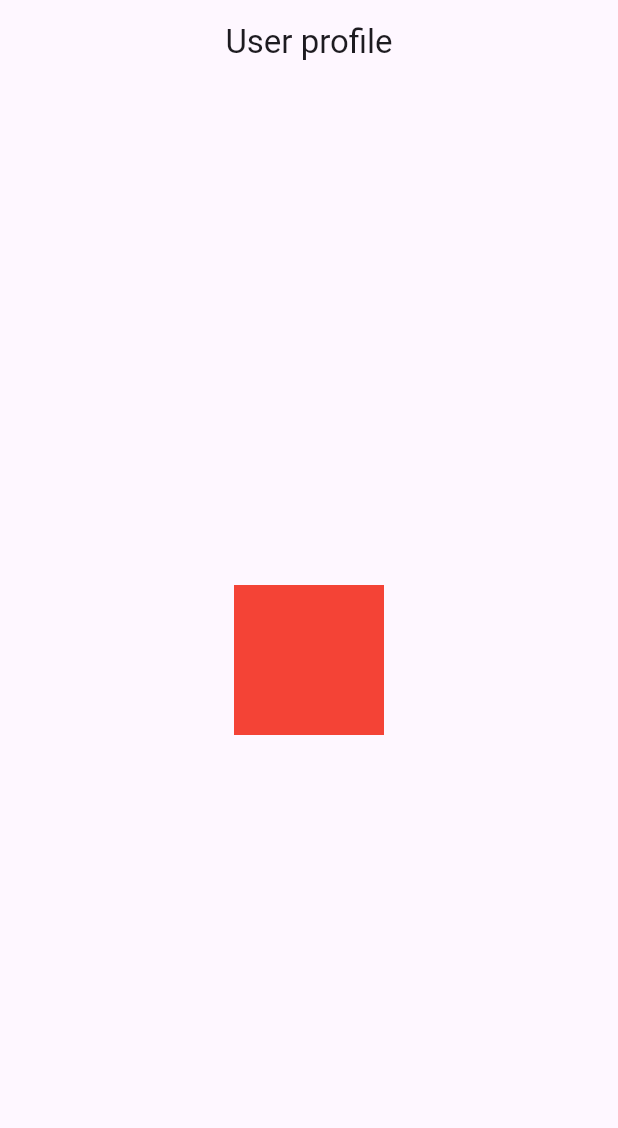
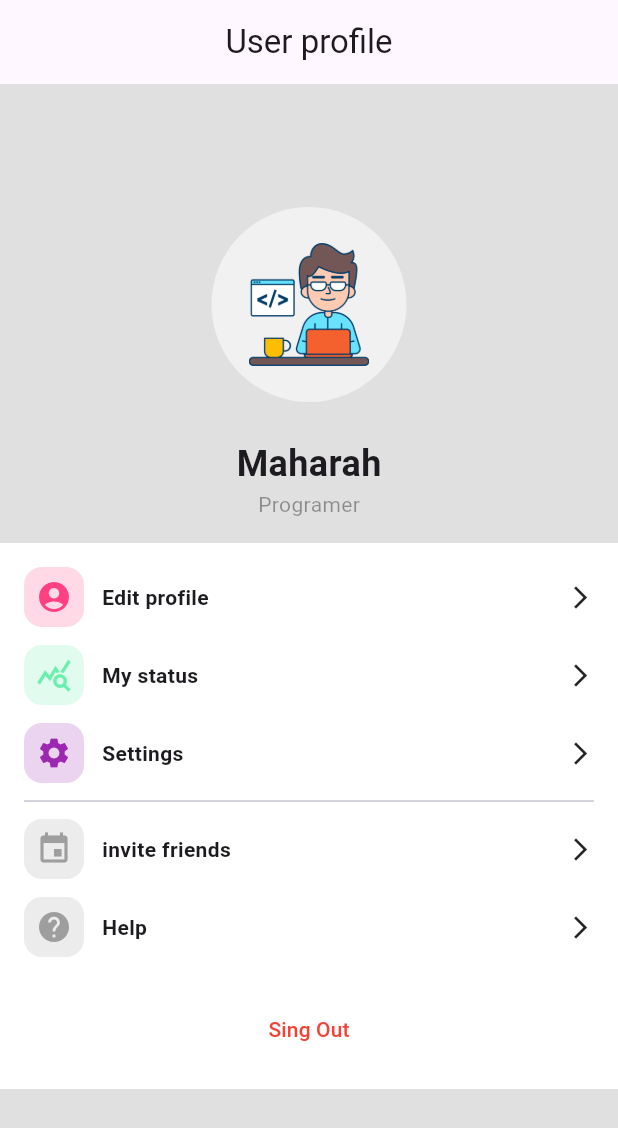
Before and after one commit to Maharah-Tripoli-01/mahara_mobile_project_1, a Flutter app: the screen it shows after launch, on a phone screen of 412 x 824 dp. Shown: the top 1128 px of the screen. Run offline on Flutter 3.47's test engine with Material 3 defaults, Android fonts, the phone set to English and light mode, and no system bars.

Commit message:
first commit

```diff
--- a/lib/main.dart
+++ b/lib/main.dart
@@ -4,6 +4,7 @@ import 'package:maharah_project/user_profile/user_profile_screen.dart';
 void main() {
   runApp(
     const MaterialApp(
+      debugShowCheckedModeBanner: false,
       home: UserProfileScreen(),
     ),
   );
--- a/lib/user_profile/user_profile_bottom_section.dart
+++ b/lib/user_profile/user_profile_bottom_section.dart
@@ -0,0 +1,72 @@
+import 'package:flutter/material.dart';
+import 'package:maharah_project/widgets/option_tile.dart';
+
+class UserProfileBottomSection extends StatelessWidget {
+  const UserProfileBottomSection({super.key});
+
+  @override
+  Widget build(BuildContext context) {
+    return Container(
+      padding: const EdgeInsets.all(16),
+      color: Colors.white,
+      child: Column(
+        children: [
+          OptionTile(
+            icon: Icons.account_circle,
+            name: "Edit profile",
+            backgroundColorIcon: Colors.pinkAccent.withOpacity(0.2),
+            colorIcon: Colors.pinkAccent,
+          ),
+          const SizedBox(
+            height: 12,
+          ),
+          OptionTile(
+            icon: Icons.query_stats,
+            name: "My status",
+            backgroundColorIcon: Colors.greenAccent.withOpacity(0.2),
+            colorIcon: Colors.greenAccent,
+          ),
+          const SizedBox(
+            height: 12,
+          ),
+          OptionTile(
+            icon: Icons.settings,
+            name: "Settings",
+            backgroundColorIcon: Colors.purple.withOpacity(0.2),
+            colorIcon: Colors.purple,
+          ),
+          const Divider(
+            height: 24,
+          ),
+          OptionTile(
+            icon: Icons.insert_invitation,
+            name: "invite friends",
+            backgroundColorIcon: Colors.grey.withOpacity(0.2),
+            colorIcon: Colors.grey,
+          ),
+          const SizedBox(
+            height: 12,
+          ),
+          OptionTile(
+            icon: Icons.help,
+            name: "Help",
+            backgroundColorIcon: Colors.grey.withOpacity(0.2),
+            colorIcon: Colors.grey,
+          ),
+          const SizedBox(
+            height: 24,
+          ),
+          TextButton(
+            onPressed: () {},
+            child: const Text(
+              'Sing Out',
+              style: TextStyle(
+                color: Colors.red
+              ),
+            ),
+          ),
+        ],
+      ),
+    );
+  }
+}
--- a/lib/user_profile/user_profile_header.dart
+++ b/lib/user_profile/user_profile_header.dart
@@ -0,0 +1,43 @@
+import 'package:flutter/material.dart';
+
+class UserProfileHeader extends StatelessWidget {
+  const UserProfileHeader({super.key});
+
+  @override
+  Widget build(BuildContext context) {
+    return Column(
+      children: [
+        Container(
+          decoration: BoxDecoration(
+            borderRadius: BorderRadius.circular(72),
+            color: Colors.white54,
+          ),
+          child: Padding(
+            padding: const EdgeInsets.all(24.0),
+            child: Image.asset(
+              'assets/images/user_profile_image.png',
+              width: 82,
+              height: 82,
+            ),
+          ),
+        ),
+        const SizedBox(
+          height: 24,
+        ),
+        const Text(
+          "Maharah",
+          style: TextStyle(
+            fontWeight: FontWeight.bold,
+            fontSize: 24,
+          ),
+        ),
+        const Text(
+          'Programer',
+          style: TextStyle(
+            color: Colors.black38,
+          ),
+        ),
+      ],
+    );
+  }
+}
--- a/lib/user_profile/user_profile_screen.dart
+++ b/lib/user_profile/user_profile_screen.dart
@@ -1,4 +1,6 @@
 import 'package:flutter/material.dart';
+import 'package:maharah_project/user_profile/user_profile_bottom_section.dart';
+import 'user_profile_header.dart';
 
 class UserProfileScreen extends StatelessWidget {
   const UserProfileScreen({super.key});
@@ -6,15 +8,24 @@ class UserProfileScreen extends StatelessWidget {
   @override
   Widget build(BuildContext context) {
     return Scaffold(
+      backgroundColor: Colors.grey.shade300,
       appBar: AppBar(
         title: const Text("User profile"),
         centerTitle: true,
       ),
-      body: Center(
-        child: Container(
-          color: Colors.red,
-          width: 100,
-          height: 100,
+      body: const SingleChildScrollView(
+        padding: EdgeInsets.only(top: 82),
+        child: Center(
+          child: Column(
+            crossAxisAlignment: CrossAxisAlignment.center,
+            children: [
+              UserProfileHeader(),
+              SizedBox(
+                height: 16,
+              ),
+              UserProfileBottomSection()
+            ],
+          ),
         ),
       ),
     );
--- a/lib/widgets/option_tile.dart
+++ b/lib/widgets/option_tile.dart
@@ -0,0 +1,52 @@
+import 'package:flutter/material.dart';
+
+class OptionTile extends StatelessWidget {
+  const OptionTile({
+    super.key,
+    required this.icon,
+    required this.colorIcon,
+    required this.name,
+    required this.backgroundColorIcon,
+  });
+
+  final String name;
+  final IconData icon;
+  final Color colorIcon;
+  final Color backgroundColorIcon;
+
+  @override
+  Widget build(BuildContext context) {
+    return InkWell(
+      onTap: () {},
+      child: Row(
+        children: [
+          Container(
+            decoration: BoxDecoration(
+              color: backgroundColorIcon,
+              borderRadius: BorderRadius.circular(12),
+            ),
+            padding: const EdgeInsets.all(8),
+            child: Icon(
+              icon,
+              color: colorIcon,
+            ),
+          ),
+          const SizedBox(
+            width: 12,
+          ),
+          Text(
+            name,
+            style: const TextStyle(
+              fontWeight: FontWeight.bold,
+            ),
+          ),
+          const Spacer(),
+          const Icon(
+            Icons.arrow_forward_ios,
+            size: 18,
+          )
+        ],
+      ),
+    );
+  }
+}
```
Also changed, not shown: pubspec.yaml (+5 -4 lines).
